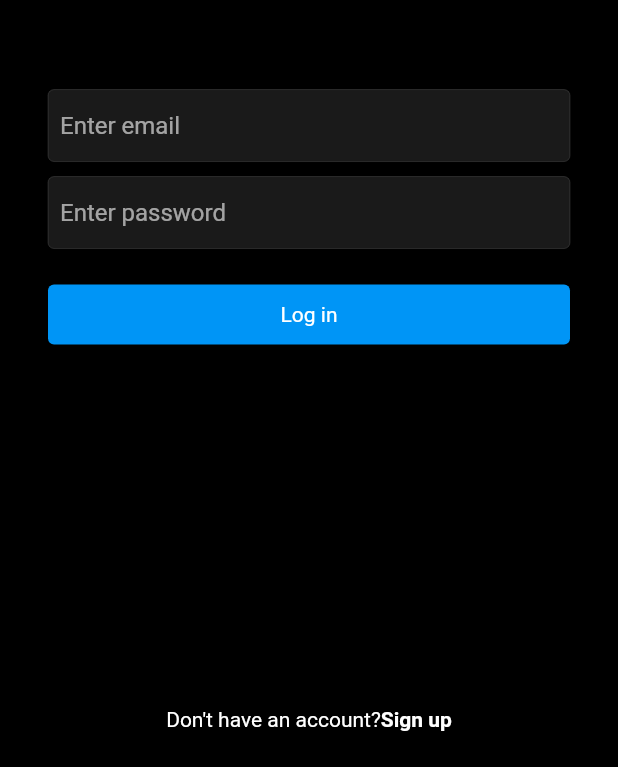
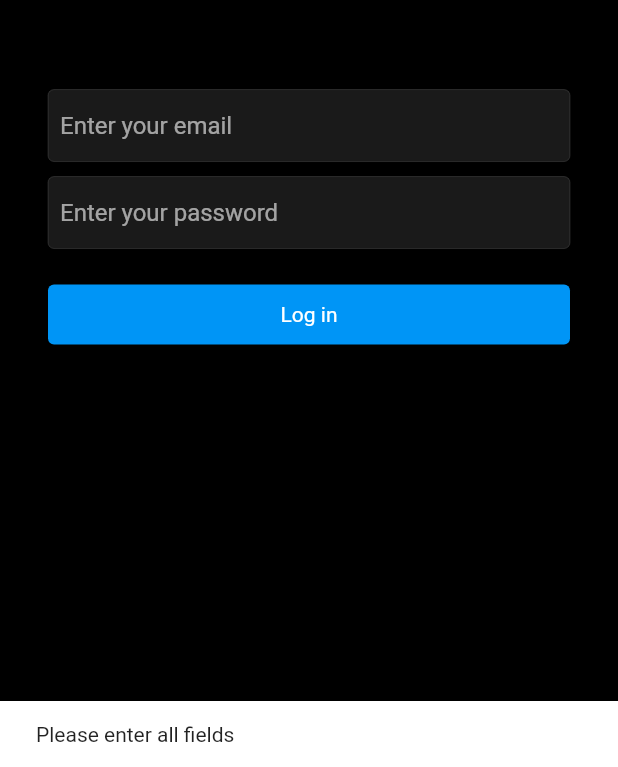
Before and after one commit to TejasPatel3300/flutter_instagram_clone, a Flutter app: the LoginScreen screen opened directly, after a tap on "Log in", on a phone screen of 412 x 824 dp, the part 469-1236 px from its top. Run offline on Flutter 3.47's test engine with Material 2 defaults, Android fonts, the phone set to English and light mode, and no system bars; our stand-ins replace cloud_firestore, firebase_auth, firebase_core, firebase_storage, flutter_svg, image_picker; accounts and stored records are empty.

Commit message:
feat: login response successful

```diff
--- /dev/null
+++ b/lib/constants/constants.dart
@@ -0,0 +1,3 @@
+import 'package:flutter/material.dart';
+
+final navigatorKey = GlobalKey<NavigatorState>();
--- /dev/null
+++ b/lib/constants/strings.dart
@@ -0,0 +1,14 @@
+class Strings{
+  Strings._internal();
+
+  static const String login = 'Log in';
+  static const String signUp = 'Sign Up';
+  static const String success = 'success';
+  static const String failure = 'failure';
+  static const String enterEmail = 'Enter your email';
+  static const String enterPassword = 'Enter your password';
+  static const String enterBio = 'Enter your bio';
+  static const String enterUserName = 'Enter your username';
+  static const String doNotHaveAccount = 'Don\'t have an account?';
+  static const String enterAllFields =  'Please enter all fields';
+}
--- /dev/null
+++ b/lib/data/network/constants.dart
@@ -0,0 +1,11 @@
+class FirebaseParameters{
+  FirebaseParameters._internal();
+
+  static const String email = 'email';
+  static const String username = 'username';
+  static const String bio = 'bio';
+  static const String uid = 'uid';
+  static const String followers = 'followers';
+  static const String following = 'following';
+  static const String photoUrl = 'photoUrl';
+}
--- a/lib/main.dart
+++ b/lib/main.dart
@@ -1,7 +1,7 @@
 import 'package:firebase_core/firebase_core.dart';
 import 'package:flutter/foundation.dart';
 import 'package:flutter/material.dart';
-import 'package:instagram_clone/ui/sign_up/sign_up_screen.dart';
+import 'constants/constants.dart';
 import 'constants/colors.dart';
 import 'ui/login/login_screen.dart';
 
@@ -34,6 +34,7 @@ class MyApp extends StatelessWidget {
   Widget build(BuildContext context) {
     return MaterialApp(
       title: 'Instagram Clone',
+      navigatorKey: navigatorKey,
       debugShowCheckedModeBanner: false,
       theme: ThemeData.dark()
           .copyWith(scaffoldBackgroundColor: AppColors.mobileBackGroundColor),
@@ -41,7 +42,7 @@ class MyApp extends StatelessWidget {
       //   webLayout: WebScreenLayout(),
       //   mobileLayout: MoblieScreenLayout(),
       // ),
-      home: const SignUpScreen(),
+      home: const LoginScreen(),
     );
   }
 }
--- a/lib/resources/auth_manager.dart
+++ b/lib/resources/auth_manager.dart
@@ -3,7 +3,10 @@ import 'dart:typed_data';
 import 'package:cloud_firestore/cloud_firestore.dart';
 import 'package:firebase_auth/firebase_auth.dart';
 import 'package:flutter/foundation.dart';
-import 'package:instagram_clone/resources/storage_manager.dart';
+import '../data/network/constants.dart';
+import 'storage_manager.dart';
+
+import '../constants/strings.dart';
 
 class AuthManager {
   AuthManager._internal();
@@ -24,6 +27,7 @@ class AuthManager {
     required String bio,
     Uint8List? profilePicture,
   }) async {
+    String response = Strings.failure;
     try {
       String? photoUrl;
       if (email.isNotEmpty &&
@@ -49,21 +53,41 @@ class AuthManager {
 
         // add user to firestore db
         final data = {
-          'email': email,
-          'username': userName,
-          'bio': bio,
-          'uid': cred.user!.uid,
-          'followers': [],
-          'following': [],
-          'photoUrl': photoUrl,
+          FirebaseParameters.email: email,
+          FirebaseParameters.username: userName,
+          FirebaseParameters.bio: bio,
+          FirebaseParameters.uid: cred.user!.uid,
+          FirebaseParameters.followers: [],
+          FirebaseParameters.following: [],
+          FirebaseParameters.photoUrl: photoUrl,
         };
 
         await _firestore.collection('users').doc(cred.user!.uid).set(data);
-        return "success";
+        response = Strings.success;
       }
-      return "failure";
+      response = Strings.failure;
     } catch (e) {
-      return e.toString();
+      response = e.toString();
     }
+    return response;
+  }
+
+  Future<String> loginUser({
+    required String email,
+    required String password,
+  }) async {
+    String response = Strings.failure;
+    try {
+      if (email.isNotEmpty && password.isNotEmpty) {
+        await _auth.signInWithEmailAndPassword(
+            email: email, password: password);
+        response = Strings.success;
+      }else{
+        response = Strings.enterAllFields;
+      }
+    } catch (e) {
+      response = e.toString();
+    }
+    return response;
   }
 }
--- a/lib/ui/login/login_screen.dart
+++ b/lib/ui/login/login_screen.dart
@@ -2,7 +2,11 @@ import 'package:flutter/material.dart';
 import 'package:flutter_svg/flutter_svg.dart';
 import 'package:instagram_clone/constants/assets.dart';
 import 'package:instagram_clone/constants/colors.dart';
+import 'package:instagram_clone/resources/auth_manager.dart';
 import 'package:instagram_clone/utils/custom_text_input.dart';
+
+import '../../constants/strings.dart';
+import '../../utils/helpers.dart';
 
 class LoginScreen extends StatefulWidget {
   const LoginScreen({Key? key}) : super(key: key);
@@ -14,6 +18,9 @@ class LoginScreen extends StatefulWidget {
 class _LoginScreenState extends State<LoginScreen> {
   final TextEditingController _emailController = TextEditingController();
   final TextEditingController _passwordController = TextEditingController();
+
+  bool _isLoading = false;
+
   @override
   Widget build(BuildContext context) {
     return Scaffold(
@@ -32,13 +39,13 @@ class _LoginScreenState extends State<LoginScreen> {
               const SizedBox(height: 60),
               CustomTextInput(
                 textEditingController: _emailController,
-                hint: 'Enter email',
+                hint: Strings.enterEmail,
                 inputType: TextInputType.emailAddress,
               ),
               const SizedBox(height: 10),
               CustomTextInput(
                 textEditingController: _passwordController,
-                hint: 'Enter password',
+                hint: Strings.enterPassword,
                 inputType: TextInputType.emailAddress,
                 obscureText: true,
               ),
@@ -54,6 +61,7 @@ class _LoginScreenState extends State<LoginScreen> {
     );
   }
 
+  /// widget to show sign-up option text
   Widget _signUpText() {
     return GestureDetector(
       onTap: () {},
@@ -62,12 +70,12 @@ class _LoginScreenState extends State<LoginScreen> {
         children: const [
           Padding(
             padding: EdgeInsets.symmetric(vertical: 8),
-            child: Text('Don\'t have an account?'),
+            child: Text(Strings.doNotHaveAccount),
           ),
           Padding(
             padding: EdgeInsets.symmetric(vertical: 8),
             child: Text(
-              'Sign up',
+              Strings.login,
               style: TextStyle(fontWeight: FontWeight.bold),
             ),
           ),
@@ -76,9 +84,10 @@ class _LoginScreenState extends State<LoginScreen> {
     );
   }
 
+  /// widget for login button
   Widget _loginButton() {
     return InkWell(
-      onTap: () {},
+      onTap: _loginUser,
       child: Container(
         width: double.infinity,
         padding: const EdgeInsets.symmetric(vertical: 12),
@@ -87,7 +96,18 @@ class _LoginScreenState extends State<LoginScreen> {
           color: AppColors.blueColor,
           shape: RoundedRectangleBorder(borderRadius: BorderRadius.circular(4)),
         ),
-        child: const Text('Log in'),
+        child: _isLoading
+            ? const Center(
+                child: SizedBox(
+                  height: 20,
+                  width: 20,
+                  child: CircularProgressIndicator(
+                    color: AppColors.primaryColor,
+                    strokeWidth: 2,
+                  ),
+                ),
+              )
+            : const Text(Strings.login),
       ),
     );
   }
@@ -98,4 +118,24 @@ class _LoginScreenState extends State<LoginScreen> {
     _passwordController.dispose();
     super.dispose();
   }
+
+  /// login user
+  Future<void> _loginUser() async {
+    setState(() {
+      _isLoading = true;
+    });
+    final response = await AuthManager().loginUser(
+      email: _emailController.text,
+      password: _passwordController.text,
+    );
+
+    if (response != Strings.success) {
+      if (mounted) {
+        showSnackBar(context, response);
+      }
+    }
+    setState(() {
+      _isLoading = false;
+    });
+  }
 }
--- /dev/null
+++ b/lib/utils/helpers.dart
@@ -0,0 +1,5 @@
+import 'package:flutter/material.dart';
+
+void showSnackBar(BuildContext context, String content){
+  ScaffoldMessenger.of(context).showSnackBar(SnackBar(content: Text(content)));
+}
```
Also changed, not shown: lib/ui/sign_up/sign_up_screen.dart (+51 -21 lines).
